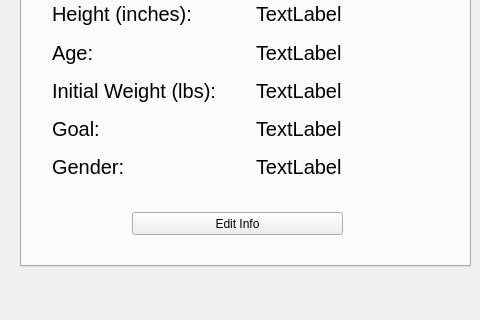
Above: mainwindow.ui from Nicholas-LeBoeuf/RemoteWorkouts before the change; both pictures show x 0 to 480 and y 214 to 534 of the 912 by 534 pixel window. Below: the same form after it.
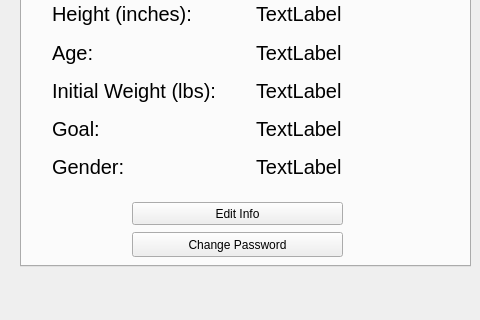
That is the form after the change. Icons and pictures are not drawn. Custom widgets are drawn as their Qt base class.

Commit message: Added implementation to change password within the mainwindow. Also added login straight to welcome screen and doesnt show main window. then you hit "Lets get started" and main window shows.

Diff of the .ui file:
```diff
--- a/mainwindow.ui
+++ b/mainwindow.ui
@@ -496,7 +496,7 @@
       <property name="geometry">
        <rect>
         <x>110</x>
-        <y>310</y>
+        <y>300</y>
         <width>211</width>
         <height>23</height>
        </rect>
@@ -505,6 +505,19 @@
        <string>Edit Info</string>
       </property>
      </widget>
+     <widget class="QPushButton" name="changePassword">
+      <property name="geometry">
+       <rect>
+        <x>110</x>
+        <y>330</y>
+        <width>211</width>
+        <height>25</height>
+       </rect>
+      </property>
+      <property name="text">
+       <string>Change Password</string>
+      </property>
+     </widget>
     </widget>
    </widget>
    <widget class="Line" name="line">
```
The commit also changes 8 other files.
